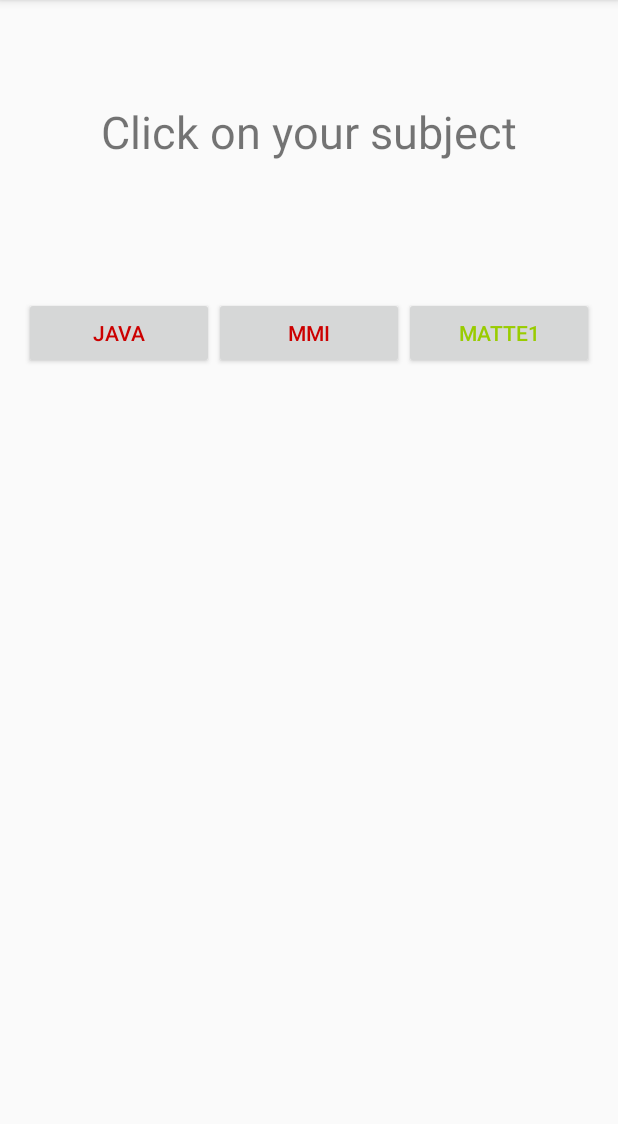
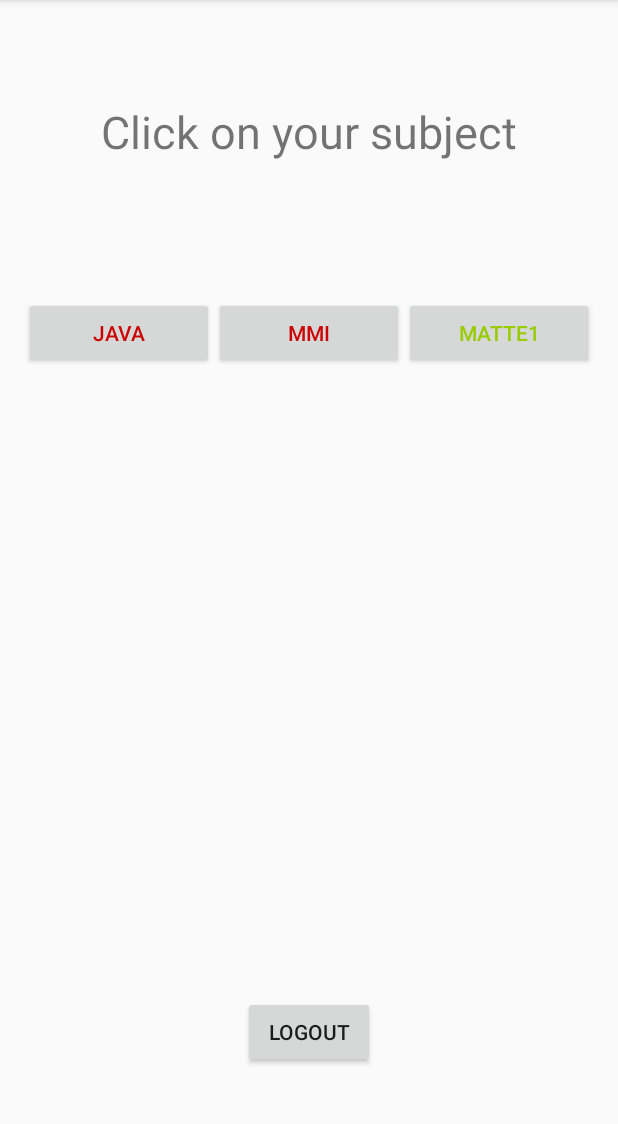
Before and after one commit to qaphan3007/PU_gr9, an Android app: the HomePage screen opened directly, with no data from a screen before it, on a phone screen of 412 x 824 dp, the part 84-1208 px from its top. Run offline under Robolectric (Android 15) with nearby library versions, the phone set to English and light mode, and no system bars; our stand-ins replace Firebase (no records; nobody signed in at launch, a user with empty details on screens opened directly).

Commit message:
impl. logout button

```diff
--- a/FeedMeBot/app/src/main/java/com/example/sterri/feedmebot/HomePage.java
+++ b/FeedMeBot/app/src/main/java/com/example/sterri/feedmebot/HomePage.java
@@ -4,13 +4,43 @@
 import android.support.v7.app.AppCompatActivity;
 import android.os.Bundle;
 import android.view.View;
+import android.widget.Button;
 
-public class HomePage extends AppCompatActivity {
+import com.google.firebase.auth.FirebaseAuth;
+import com.google.firebase.auth.FirebaseUser;
+
+public class HomePage extends AppCompatActivity implements View.OnClickListener {
+
+    //firebase auth object
+    private FirebaseAuth firebaseAuth;
+    //create button View
+    private Button buttonLogout;
 
     @Override
     protected void onCreate(Bundle savedInstanceState) {
         super.onCreate(savedInstanceState);
         setContentView(R.layout.activity_home_page);
+
+        //initializing firebase authentication object
+        firebaseAuth = FirebaseAuth.getInstance();
+
+        //if the user is not logged in
+        //that means current user will return null
+        if(firebaseAuth.getCurrentUser() == null){
+            //closing this activity
+            finish();
+            //starting login activity
+            startActivity(new Intent(this, MainActivity.class));
+        }
+
+        //getting current user
+        FirebaseUser user = firebaseAuth.getCurrentUser();
+
+        //init button view
+        buttonLogout = (Button) findViewById(R.id.buttonLogout);
+
+        //adding listener to button
+        buttonLogout.setOnClickListener(this);
     }
     public void goToJavaOversikt(View view) {
 
@@ -19,4 +49,16 @@
 
 
     }
+
+    public void onClick(View view) {
+        //if logout is pressed
+        if(view == buttonLogout){
+            //logging out the user
+            firebaseAuth.signOut();
+            //closing activity
+            finish();
+            //starting login activity
+            startActivity(new Intent(this, MainActivity.class));
+        }
+    }
 }
--- a/FeedMeBot/app/src/main/res/layout/activity_home_page.xml
+++ b/FeedMeBot/app/src/main/res/layout/activity_home_page.xml
@@ -56,5 +56,18 @@
             android:layout_weight="1"
             android:onClick="Matte1Oversikt"
             android:textColor="@android:color/holo_green_light" />
+
     </LinearLayout>
+
+    <Button
+        android:layout_width="wrap_content"
+        android:layout_height="wrap_content"
+        android:text="@string/logout"
+        android:id="@+id/buttonLogout"
+        android:layout_gravity="center_horizontal"
+        android:layout_weight="1"
+        android:layout_marginBottom="40dp"
+        android:layout_alignParentBottom="true"
+        android:layout_centerHorizontal="true" />
+
 </RelativeLayout>
--- a/FeedMeBot/app/src/main/res/values/strings.xml
+++ b/FeedMeBot/app/src/main/res/values/strings.xml
@@ -1,3 +1,4 @@
 <resources>
     <string name="app_name">FeedMeBot</string>
+    <string name="logout">Logout</string>
 </resources>
```
